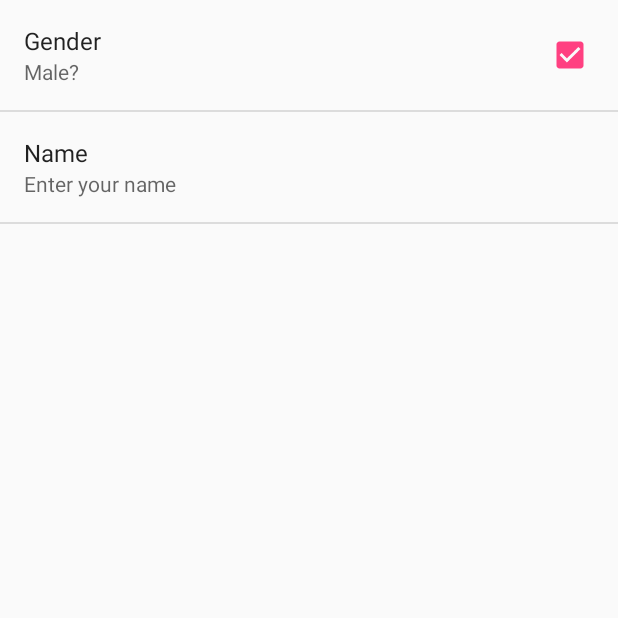
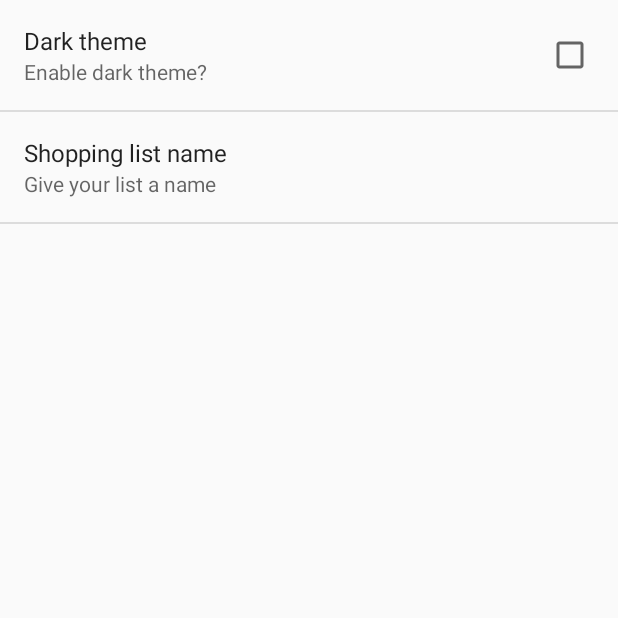
Before and after one commit to stausholm/shoplist-android, an Android app: the screen it shows after launch (SettingsActivity), in the options menu, after a tap on "Settings", on a phone screen of 412 x 824 dp, the top half of it. Run offline under Robolectric (Android 15) with nearby library versions, the phone set to English and light mode, and no system bars; our stand-ins replace Firebase (no records; nobody signed in at launch, a user with empty details on screens opened directly); 5 statements that could not run were skipped.

Commit message:
settings and dark theme

```diff
--- a/app/src/main/java/org/projects/shoppinglist/MainActivity.java
+++ b/app/src/main/java/org/projects/shoppinglist/MainActivity.java
@@ -2,10 +2,12 @@ package org.projects.shoppinglist;
 
 import android.content.Context;
 import android.content.Intent;
+import android.graphics.Color;
 import android.os.Bundle;
 import android.support.design.widget.Snackbar;
 import android.support.v7.app.AppCompatActivity;
 import android.support.v7.widget.Toolbar;
+import android.text.Layout;
 import android.util.Log;
 import android.util.SparseBooleanArray;
 import android.view.Menu;
@@ -14,6 +16,7 @@ import android.view.View;
 import android.widget.ArrayAdapter;
 import android.widget.Button;
 import android.widget.EditText;
+import android.widget.LinearLayout;
 import android.widget.ListView;
 import android.widget.Spinner;
 import android.widget.TextView;
@@ -84,6 +87,9 @@ public class MainActivity extends AppCompatActivity implements MyDialogFragment.
         Toolbar toolbar = findViewById(R.id.toolbar);
         setSupportActionBar(toolbar);
 
+        boolean dark = MyPreferenceFragment.isDark(this);
+        String name = MyPreferenceFragment.getName(this);
+        updateUI(name, dark);
 
         Query query = FirebaseDatabase.getInstance()
                 .getReference()
@@ -279,15 +285,30 @@ public class MainActivity extends AppCompatActivity implements MyDialogFragment.
 
 
     //This method updates our text views.
-    public void updateUI(String name, boolean male)
+    public void updateUI(String name, boolean dark)
     {
         TextView myName = findViewById(R.id.MyName);
         //TextView myGender = findViewById(R.id.myGender);
-        myName.setText("Welcome to " + name + "s shopping list");
-//        if (male)
-//            myGender.setText(R.string.male);
-//        else
-//            myGender.setText(R.string.female);
+        myName.setText("Shopping list: " + name );
+        if (dark) {
+            //myGender.setText(R.string.male);
+            Toolbar toolbar = findViewById(R.id.toolbar);
+            toolbar.setBackgroundColor(getResources().getColor(R.color.colorPrimaryCustom));
+
+            LinearLayout mainLayout = findViewById(R.id.entireApp);
+            mainLayout.setBackgroundColor(getResources().getColor(R.color.colorBgCustom));
+            //setTheme(R.style.AppTheme2);
+            //toolbar.getContext().setTheme(R.style.AppTheme2);
+        } else {
+            //myGender.setText(R.string.female);
+            Toolbar toolbar = findViewById(R.id.toolbar);
+            toolbar.setBackgroundColor(getResources().getColor(R.color.colorPrimary));
+
+            LinearLayout mainLayout = findViewById(R.id.entireApp);
+            mainLayout.setBackgroundColor(Color.WHITE);
+            //setTheme(R.style.AppTheme);
+            //toolbar.getContext().setTheme(R.style.AppTheme);
+        }
     }
 
     @Override
@@ -295,12 +316,12 @@ public class MainActivity extends AppCompatActivity implements MyDialogFragment.
         if (requestCode==RESULT_CODE_PREFERENCES) //the code means we came back from settings
         {
             //I can can these methods like this, because they are static
-            boolean male = MyPreferenceFragment.isMale(this);
+            boolean dark = MyPreferenceFragment.isDark(this);
             String name = MyPreferenceFragment.getName(this);
-            String message = "Welcome, "+name+", You are male? "+male;
+            String message = "Dark theme enabled: "+dark;
             Toast toast = Toast.makeText(this,message,Toast.LENGTH_LONG);
             toast.show();
-            updateUI(name,male);
+            updateUI(name,dark);
         }
         super.onActivityResult(requestCode, resultCode, data);
     }
--- a/app/src/main/java/org/projects/shoppinglist/MyPreferenceFragment.java
+++ b/app/src/main/java/org/projects/shoppinglist/MyPreferenceFragment.java
@@ -12,15 +12,15 @@ public class MyPreferenceFragment extends PreferenceFragment {
     //and needs to correspond exactly to those in the prefs.xml file
     //You can check the key values in that file and check that it
     //corresponds to the keys defined here.
-    private static String SETTINGS_GENDERKEY = "male";
+    private static String SETTINGS_DARKTHEME = "dark";
     private static String SETTINGS_NAMEKEY = "name";
 
     //note these are static methods - meaning they always exists
     //so we do not have to create an instance of this class to
     //get the values.
-    public static boolean isMale(Context context)
+    public static boolean isDark(Context context)
     {
-        return PreferenceManager.getDefaultSharedPreferences(context).getBoolean(SETTINGS_GENDERKEY, true);
+        return PreferenceManager.getDefaultSharedPreferences(context).getBoolean(SETTINGS_DARKTHEME, true);
     }
 
     public static String getName(Context context)
--- a/app/src/main/res/layout-land/content_main.xml
+++ b/app/src/main/res/layout-land/content_main.xml
@@ -1,5 +1,6 @@
 <?xml version="1.0" encoding="utf-8"?>
 <LinearLayout
+    android:id="@+id/entireApp"
     xmlns:android="http://schemas.android.com/apk/res/android"
     xmlns:app="http://schemas.android.com/apk/res-auto"
     xmlns:tools="http://schemas.android.com/tools"
@@ -24,6 +25,7 @@
         android:orientation="vertical">
 
         <TextView
+            android:id="@+id/MyName"
             android:layout_width="match_parent"
             android:layout_height="wrap_content"
             android:layout_gravity="center"
--- a/app/src/main/res/layout/content_main.xml
+++ b/app/src/main/res/layout/content_main.xml
@@ -1,5 +1,6 @@
 <?xml version="1.0" encoding="utf-8"?>
 <LinearLayout
+    android:id="@+id/entireApp"
     xmlns:android="http://schemas.android.com/apk/res/android"
     xmlns:app="http://schemas.android.com/apk/res-auto"
     xmlns:tools="http://schemas.android.com/tools"
@@ -18,8 +19,8 @@
         android:id="@+id/MyName"
         android:layout_width="wrap_content"
         android:layout_height="wrap_content"
-        android:layout_gravity="center"
-        android:text="@string/welcome_to_my_shopping_list"/>
+        android:layout_gravity="start"
+        android:text="@string/welcome_to_my_shopping_list" />
 
 
     <LinearLayout
--- a/app/src/main/res/values/colors.xml
+++ b/app/src/main/res/values/colors.xml
@@ -3,4 +3,8 @@
     <color name="colorPrimary">#3F51B5</color>
     <color name="colorPrimaryDark">#303F9F</color>
     <color name="colorAccent">#FF4081</color>
+    <color name="colorPrimaryCustom">#585858</color>
+    <color name="colorPrimaryDarkCustom">#4d4d4d</color>
+    <color name="colorAccentCustom">#ffffff</color>
+    <color name="colorBgCustom">#6b6b6b</color>
 </resources>
--- a/app/src/main/res/values/strings.xml
+++ b/app/src/main/res/values/strings.xml
@@ -3,8 +3,8 @@
     <string name="action_settings">Settings</string>
     <string name="action_delete">Delete Item</string>
     <string name="action_clear">Clear List</string>
-    <string name="welcome_to_my_shopping_list">Welcome to my shopping list</string>
-    <string name="welcome_to_my_shopping_list_landscape">Welcome to my landscape shopping list</string>
+    <string name="welcome_to_my_shopping_list">Shopping list: Universal</string>
+    <string name="welcome_to_my_shopping_list_landscape">Shopping list: Universal</string>
     <string name="add_to_bag">Add to bag</string>
     <string name="hello_world">Hello world!</string>
     <string name="enterName"> Enter name</string>
--- a/app/src/main/res/values/styles.xml
+++ b/app/src/main/res/values/styles.xml
@@ -17,4 +17,11 @@
 
     <style name="AppTheme.PopupOverlay" parent="ThemeOverlay.AppCompat.Light"/>
 
+    <style name="AppTheme2" parent="Theme.AppCompat.Light.DarkActionBar">
+        <!-- Customize your theme here. -->
+        <item name="colorPrimary">@color/colorPrimaryCustom</item>
+        <item name="colorPrimaryDark">@color/colorPrimaryDarkCustom</item>
+        <item name="colorAccent">@color/colorAccentCustom</item>
+    </style>
+
 </resources>
--- a/app/src/main/res/xml/prefs.xml
+++ b/app/src/main/res/xml/prefs.xml
@@ -1,16 +1,16 @@
 <?xml version="1.0" encoding="utf-8"?>
 <PreferenceScreen xmlns:android="http://schemas.android.com/apk/res/android">
     <CheckBoxPreference
-        android:key="male"
-        android:defaultValue="true"
-        android:summary="Male?"
-        android:title="Gender" />
+        android:key="dark"
+        android:defaultValue="false"
+        android:summary="Enable dark theme?"
+        android:title="Dark theme" />
 
     <EditTextPreference
         android:key="name"
         android:defaultValue="@string/enterName"
-        android:summary="Enter your name"
+        android:summary="Give your list a name"
         android:singleLine="true"
-        android:title="Name" />
+        android:title="Shopping list name" />
 
 </PreferenceScreen>
```
